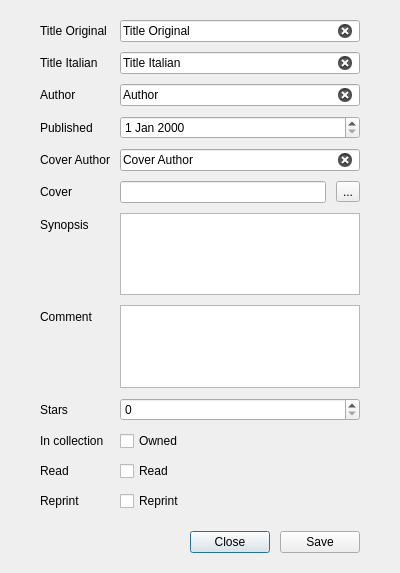
First picture: the form in ui/BookEditor.ui, repository giovortu/Urania, before the edit.
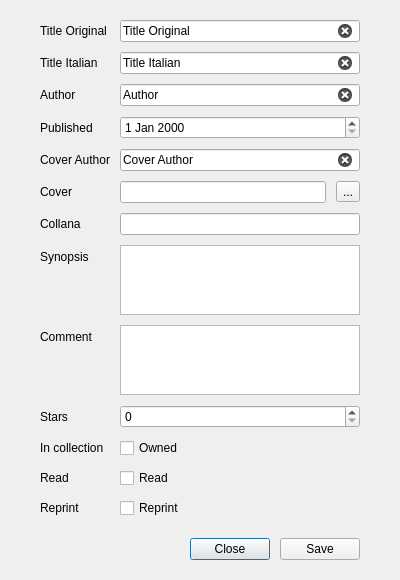
Second picture: the form after the edit.

The edit to the form file:
```diff
--- a/ui/BookEditor.ui
+++ b/ui/BookEditor.ui
@@ -67,7 +67,7 @@
        </property>
       </widget>
      </item>
-     <item row="9" column="1">
+     <item row="10" column="1">
       <widget class="QCheckBox" name="ownedCheckbox">
        <property name="text">
         <string>Owned</string>
@@ -104,21 +104,21 @@
        </property>
       </widget>
      </item>
-     <item row="10" column="1">
-      <widget class="QCheckBox" name="readCheckbox">
-       <property name="text">
-        <string>Read</string>
-       </property>
-      </widget>
-     </item>
      <item row="11" column="1">
+      <widget class="QCheckBox" name="readCheckbox">
+       <property name="text">
+        <string>Read</string>
+       </property>
+      </widget>
+     </item>
+     <item row="12" column="1">
       <widget class="QCheckBox" name="reprintCheckbox">
        <property name="text">
         <string>Reprint</string>
        </property>
       </widget>
      </item>
-     <item row="8" column="1">
+     <item row="9" column="1">
       <widget class="QSpinBox" name="starsSpin">
        <property name="minimum">
         <number>0</number>
@@ -163,52 +163,52 @@
        </property>
       </widget>
      </item>
-     <item row="6" column="0">
+     <item row="7" column="0">
       <widget class="QLabel" name="label_6">
        <property name="text">
         <string>Synopsis</string>
        </property>
       </widget>
      </item>
-     <item row="7" column="0">
+     <item row="8" column="0">
       <widget class="QLabel" name="label_7">
        <property name="text">
         <string>Comment</string>
        </property>
       </widget>
      </item>
-     <item row="8" column="0">
+     <item row="9" column="0">
       <widget class="QLabel" name="label_8">
        <property name="text">
         <string>Stars</string>
        </property>
       </widget>
      </item>
-     <item row="9" column="0">
+     <item row="10" column="0">
       <widget class="QLabel" name="label_9">
        <property name="text">
         <string>In collection</string>
        </property>
       </widget>
      </item>
-     <item row="10" column="0">
-      <widget class="QLabel" name="label_10">
-       <property name="text">
-        <string>Read</string>
-       </property>
-      </widget>
-     </item>
      <item row="11" column="0">
+      <widget class="QLabel" name="label_10">
+       <property name="text">
+        <string>Read</string>
+       </property>
+      </widget>
+     </item>
+     <item row="12" column="0">
       <widget class="QLabel" name="label_11">
        <property name="text">
         <string>Reprint</string>
        </property>
       </widget>
      </item>
-     <item row="6" column="1">
-      <widget class="QTextEdit" name="synopsisEdit"/>
-     </item>
      <item row="7" column="1">
+      <widget class="QTextEdit" name="synopsisEdit"/>
+     </item>
+     <item row="8" column="1">
       <widget class="QTextEdit" name="commentEdit"/>
      </item>
      <item row="5" column="0">
@@ -236,6 +236,16 @@
        </item>
       </layout>
      </item>
+     <item row="6" column="0">
+      <widget class="QLabel" name="label_13">
+       <property name="text">
+        <string>Collana</string>
+       </property>
+      </widget>
+     </item>
+     <item row="6" column="1">
+      <widget class="QLineEdit" name="collanaEdit"/>
+     </item>
     </layout>
    </item>
    <item>
```
